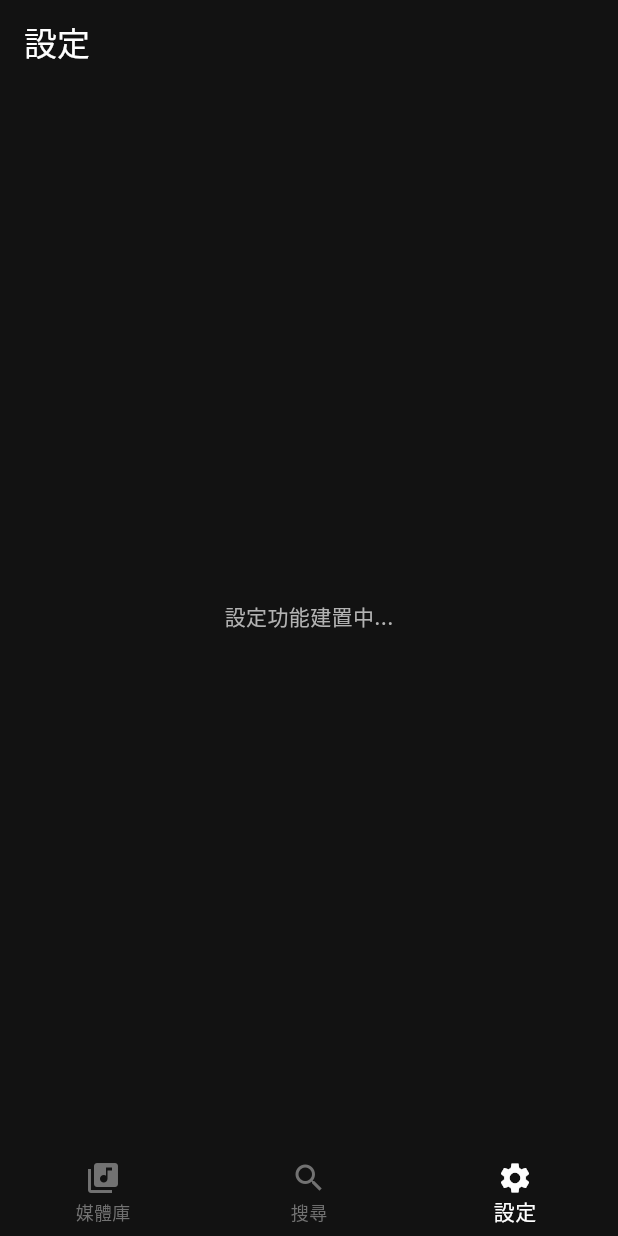
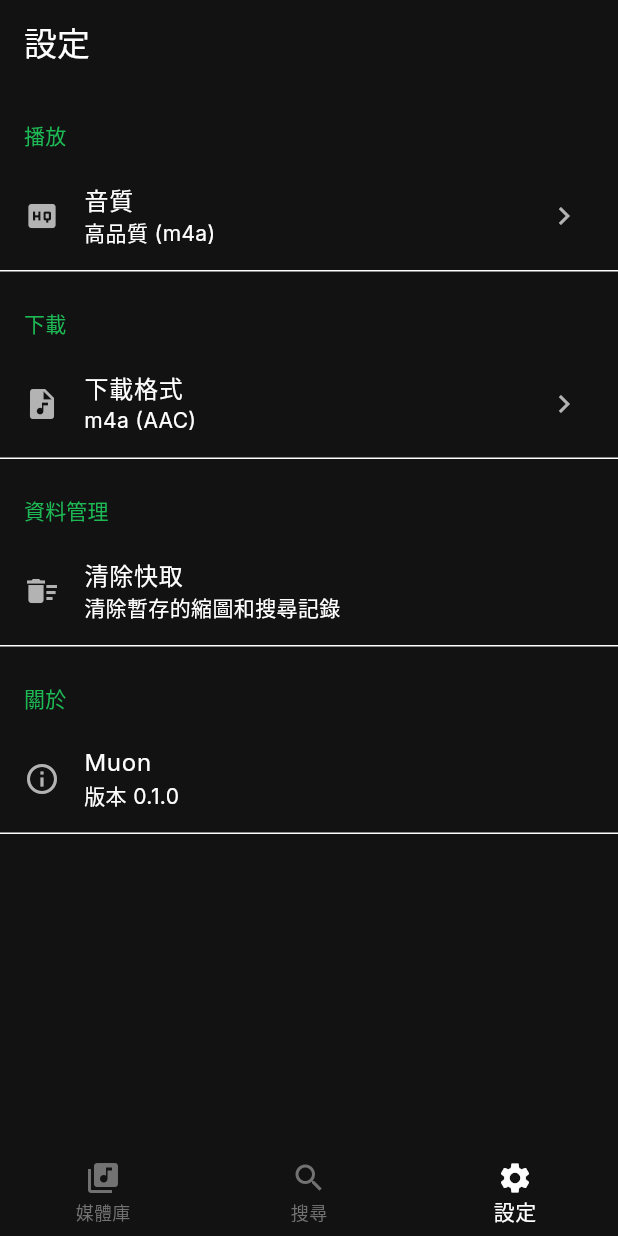
Before and after one commit to RayLiu1999/muon, a Flutter app: the screen it shows after launch, item 3 of the bottom bar chosen, on a phone screen of 412 x 824 dp. Run offline on Flutter 3.47's test engine with Material 3 defaults, Android fonts, the phone set to English and light mode, and no system bars; our stand-ins replace audio_service, drift, flutter_riverpod, freezed_annotation, go_router, google_fonts and 2 more; accounts and stored records are empty; generated files the repository leaves out were written again.

Commit message:
feat: Phase 7 — 設定頁
- SettingsPage: 播放設定、下載格式、資料管理（清除快取）、關於
- app_constants 新增 appVersion 常數
- flutter test: 37 tests passed

```diff
--- a/lib/core/constants/app_constants.dart
+++ b/lib/core/constants/app_constants.dart
@@ -4,6 +4,9 @@ class AppConstants {
 
   /// App 名稱
   static const String appName = 'Muon';
+
+  /// App 版本
+  static const String appVersion = '0.1.0';
 
   /// 系統播放清單 ID（固定，不可刪除）
   static const String allSongsPlaylistId = 'system-all-songs';
--- a/lib/presentation/pages/settings/settings_page.dart
+++ b/lib/presentation/pages/settings/settings_page.dart
@@ -1,18 +1,130 @@
 import 'package:flutter/material.dart';
+import 'package:flutter_riverpod/flutter_riverpod.dart';
+import 'package:muon/core/constants/app_constants.dart';
 
-/// 設定頁佔位（Phase 7 實作）
-class SettingsPage extends StatelessWidget {
+/// 設定頁
+///
+/// 提供 App 版本資訊、清除快取、關於等功能。
+class SettingsPage extends ConsumerWidget {
   const SettingsPage({super.key});
 
   @override
-  Widget build(BuildContext context) {
+  Widget build(BuildContext context, WidgetRef ref) {
+    final theme = Theme.of(context);
+
     return Scaffold(
       appBar: AppBar(
         title: const Text('設定'),
       ),
-      body: const Center(
-        child: Text('設定功能建置中...'),
+      body: ListView(
+        children: [
+          // 播放設定
+          _buildSectionHeader(theme, '播放'),
+          const _AudioQualityTile(),
+          const Divider(height: 1),
+
+          // 下載設定
+          _buildSectionHeader(theme, '下載'),
+          const _DownloadFormatTile(),
+          const Divider(height: 1),
+
+          // 資料管理
+          _buildSectionHeader(theme, '資料管理'),
+          ListTile(
+            leading: const Icon(Icons.delete_sweep),
+            title: const Text('清除快取'),
+            subtitle: const Text('清除暫存的縮圖和搜尋記錄'),
+            onTap: () {
+              _showClearCacheDialog(context);
+            },
+          ),
+          const Divider(height: 1),
+
+          // 關於
+          _buildSectionHeader(theme, '關於'),
+          const ListTile(
+            leading: Icon(Icons.info_outline),
+            title: Text(AppConstants.appName),
+            subtitle: Text('版本 ${AppConstants.appVersion}'),
+          ),
+          const Divider(height: 1),
+        ],
+      ),
+    );
+  }
+
+  /// 區段標題
+  Widget _buildSectionHeader(ThemeData theme, String title) {
+    return Padding(
+      padding: const EdgeInsets.fromLTRB(16, 24, 16, 8),
+      child: Text(
+        title,
+        style: theme.textTheme.labelLarge?.copyWith(
+          color: theme.colorScheme.primary,
+        ),
+      ),
+    );
+  }
+
+  /// 清除快取對話框
+  void _showClearCacheDialog(BuildContext context) {
+    showDialog(
+      context: context,
+      builder: (ctx) => AlertDialog(
+        title: const Text('清除快取'),
+        content: const Text('確定要清除所有暫存資料嗎？'),
+        actions: [
+          TextButton(
+            onPressed: () => Navigator.of(ctx).pop(),
+            child: const Text('取消'),
+          ),
+          FilledButton(
+            onPressed: () {
+              Navigator.of(ctx).pop();
+              ScaffoldMessenger.of(context).showSnackBar(
+                const SnackBar(content: Text('快取已清除')),
+              );
+            },
+            child: const Text('確定'),
+          ),
+        ],
       ),
     );
   }
 }
+
+/// 音質設定
+class _AudioQualityTile extends StatelessWidget {
+  const _AudioQualityTile();
+
+  @override
+  Widget build(BuildContext context) {
+    return ListTile(
+      leading: const Icon(Icons.high_quality),
+      title: const Text('音質'),
+      subtitle: const Text('高品質 (m4a)'),
+      trailing: const Icon(Icons.chevron_right),
+      onTap: () {
+        // 未來可展開為音質選擇
+      },
+    );
+  }
+}
+
+/// 下載格式設定
+class _DownloadFormatTile extends StatelessWidget {
+  const _DownloadFormatTile();
+
+  @override
+  Widget build(BuildContext context) {
+    return ListTile(
+      leading: const Icon(Icons.audio_file),
+      title: const Text('下載格式'),
+      subtitle: const Text('m4a (AAC)'),
+      trailing: const Icon(Icons.chevron_right),
+      onTap: () {
+        // 未來可展開為格式選擇
+      },
+    );
+  }
+}
```
